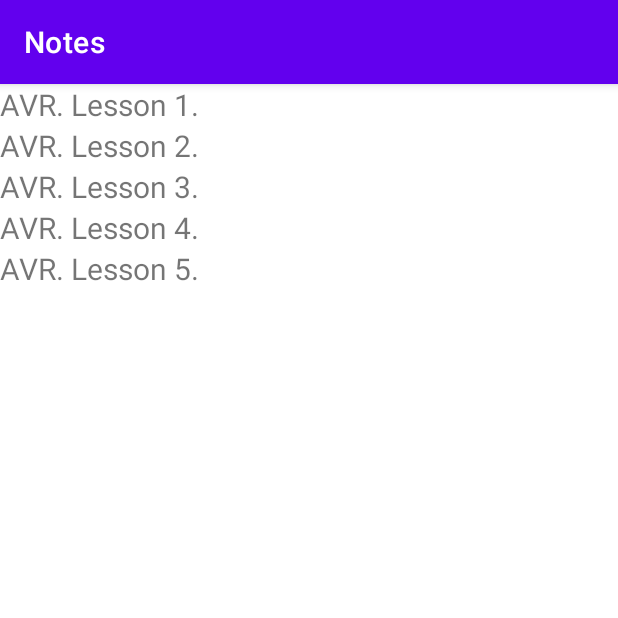
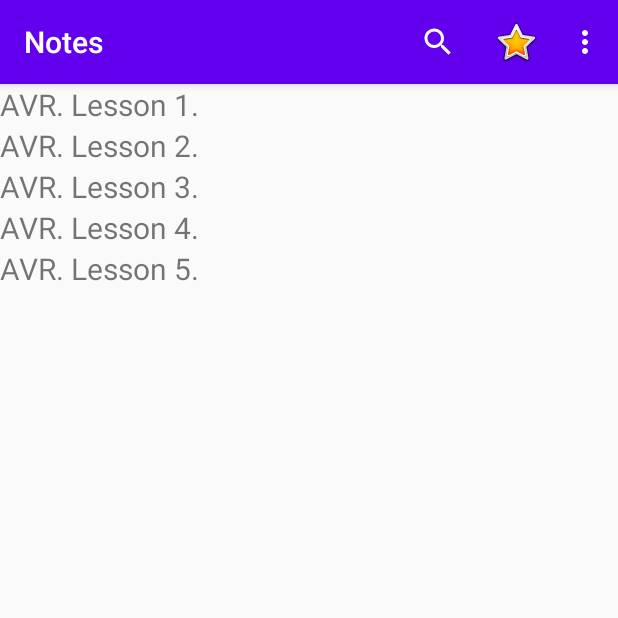
Before and after one commit to profitsw2000/Notes, an Android app: the screen it shows after launch (MainActivity), on a phone screen of 412 x 824 dp, the top half of it. Run offline under Robolectric (Android 15) with nearby library versions, the phone set to English and light mode, and no system bars.

Commit message:
Добавлено стандартное меню, на пункты меню поставлены заглушки в виде всплывающих сообщений.

```diff
--- a/app/build.gradle
+++ b/app/build.gradle
@@ -33,6 +33,8 @@ dependencies {
     implementation 'androidx.appcompat:appcompat:1.3.0'
     implementation 'com.google.android.material:material:1.3.0'
     implementation 'androidx.constraintlayout:constraintlayout:2.0.4'
+    implementation 'androidx.coordinatorlayout:coordinatorlayout:1.1.0'
+    implementation 'com.google.android.material:material:1.2.0'
     implementation 'androidx.legacy:legacy-support-v4:1.0.0'
     testImplementation 'junit:junit:4.+'
     androidTestImplementation 'androidx.test.ext:junit:1.1.2'
--- a/app/src/main/AndroidManifest.xml
+++ b/app/src/main/AndroidManifest.xml
@@ -8,7 +8,7 @@
         android:label="@string/app_name"
         android:roundIcon="@mipmap/ic_launcher_round"
         android:supportsRtl="true"
-        android:theme="@style/Theme.Notes" >
+        android:theme="@style/AppTheme.NoActionBar" >
         <activity android:name="ru.profitsw2000.NotesTextActivity"></activity>
         <activity android:name="ru.profitsw2000.MainActivity" >
             <intent-filter>
--- a/app/src/main/java/ru/profitsw2000/MainActivity.java
+++ b/app/src/main/java/ru/profitsw2000/MainActivity.java
@@ -3,6 +3,12 @@ package ru.profitsw2000;
 import androidx.appcompat.app.AppCompatActivity;
 
 import android.os.Bundle;
+import android.view.Menu;
+import android.view.MenuItem;
+import android.widget.Toast;
+
+import androidx.appcompat.widget.Toolbar;
+import androidx.appcompat.widget.SearchView;
 
 import ru.profitsw2000.notes.R;
 
@@ -12,5 +18,54 @@ public class MainActivity extends AppCompatActivity {
     protected void onCreate(Bundle savedInstanceState) {
         super.onCreate(savedInstanceState);
         setContentView(R.layout.activity_main);
+
+        initToolbar()   ;
     }
+
+    private void initToolbar() {
+        Toolbar toolbar = findViewById(R.id.toolbar)    ;
+        setSupportActionBar(toolbar);
+    }
+
+    @Override
+    public boolean onOptionsItemSelected(MenuItem item) {
+        Toast toast ;
+
+        int id = item.getItemId();
+        switch(id){
+            case R.id.action_settings:
+                toast = Toast.makeText(getApplicationContext(),"Settings", Toast.LENGTH_LONG)   ;
+                toast.show();
+                return true;
+            case R.id.action_favorite:
+                toast = Toast.makeText(getApplicationContext(),"Favorite", Toast.LENGTH_LONG)   ;
+                toast.show();
+                return true;
+        }
+        return super.onOptionsItemSelected(item);
+    }
+
+    @Override
+    public boolean onCreateOptionsMenu(Menu menu) {
+        getMenuInflater().inflate(R.menu.main, menu);
+
+        MenuItem search = menu.findItem(R.id.action_search);
+        SearchView searchText = (SearchView) search.getActionView();
+        searchText.setOnQueryTextListener(new SearchView.OnQueryTextListener() {
+
+            @Override
+            public boolean onQueryTextSubmit(String query) {
+                Toast.makeText(MainActivity.this, query,
+                        Toast.LENGTH_SHORT).show();
+                return true;
+            }
+
+            @Override
+            public boolean onQueryTextChange(String newText) {
+                return true;
+            }
+        });
+        return true;
+    }
+
 }
--- a/app/src/main/res/layout-land/activity_main.xml
+++ b/app/src/main/res/layout-land/activity_main.xml
@@ -1,23 +1,22 @@
 <?xml version="1.0" encoding="utf-8"?>
-<LinearLayout xmlns:android="http://schemas.android.com/apk/res/android"
-    android:orientation="horizontal"
+<androidx.coordinatorlayout.widget.CoordinatorLayout
+    xmlns:android="http://schemas.android.com/apk/res/android"
+    xmlns:app="http://schemas.android.com/apk/res-auto"
+    xmlns:tools="http://schemas.android.com/tools"
     android:layout_width="match_parent"
-    android:layout_height="match_parent">
-
-    <fragment
-        android:id="@+id/fragmentContainerView"
-        android:name="ru.profitsw2000.NotesTitleFragment"
-        android:layout_weight="1"
-        android:layout_width="0px"
-        android:layout_height="wrap_content" />
-
-    <FrameLayout
-        android:id="@+id/text_fragment"
-        android:layout_width="0px"
-        android:layout_height="match_parent"
-        android:layout_weight="1"
-        android:background="?android:attr/detailsElementBackground">
-    </FrameLayout>
-
-
-</LinearLayout>
+    android:layout_height="match_parent"
+    tools:context="ru.profitsw2000.MainActivity">
+    <com.google.android.material.appbar.AppBarLayout
+        android:layout_width="match_parent"
+        android:layout_height="wrap_content"
+        android:theme="@style/AppTheme.AppBarOverlay">
+        <androidx.appcompat.widget.Toolbar
+            android:id="@+id/toolbar"
+            android:layout_width="match_parent"
+            android:layout_height="?attr/actionBarSize"
+            android:background="?attr/colorPrimary"
+            app:popupTheme="@style/AppTheme.PopupOverlay">
+        </androidx.appcompat.widget.Toolbar>
+    </com.google.android.material.appbar.AppBarLayout>
+    <include layout="@layout/content_main_land" />
+</androidx.coordinatorlayout.widget.CoordinatorLayout>
--- /dev/null
+++ b/app/src/main/res/layout-land/content_main_land.xml
@@ -0,0 +1,23 @@
+<?xml version="1.0" encoding="utf-8"?>
+<LinearLayout xmlns:android="http://schemas.android.com/apk/res/android"
+    android:orientation="horizontal"
+    android:layout_width="match_parent"
+    android:layout_height="match_parent">
+
+    <fragment
+        android:id="@+id/fragmentContainerView"
+        android:name="ru.profitsw2000.NotesTitleFragment"
+        android:layout_weight="1"
+        android:layout_width="0px"
+        android:layout_height="wrap_content" />
+
+    <FrameLayout
+        android:id="@+id/text_fragment"
+        android:layout_width="0px"
+        android:layout_height="match_parent"
+        android:layout_weight="1"
+        android:background="?android:attr/detailsElementBackground">
+    </FrameLayout>
+
+
+</LinearLayout>
--- a/app/src/main/res/layout/activity_main.xml
+++ b/app/src/main/res/layout/activity_main.xml
@@ -1,14 +1,22 @@
 <?xml version="1.0" encoding="utf-8"?>
-<FrameLayout xmlns:android="http://schemas.android.com/apk/res/android"
+<androidx.coordinatorlayout.widget.CoordinatorLayout
+    xmlns:android="http://schemas.android.com/apk/res/android"
     xmlns:app="http://schemas.android.com/apk/res-auto"
     xmlns:tools="http://schemas.android.com/tools"
     android:layout_width="match_parent"
     android:layout_height="match_parent"
     tools:context="ru.profitsw2000.MainActivity">
-
-    <fragment
-        android:id="@+id/notes_title"
-        android:name="ru.profitsw2000.NotesTitleFragment"
+    <com.google.android.material.appbar.AppBarLayout
         android:layout_width="match_parent"
-        android:layout_height="match_parent"/>
-</FrameLayout>
+        android:layout_height="wrap_content"
+        android:theme="@style/AppTheme.AppBarOverlay">
+        <androidx.appcompat.widget.Toolbar
+            android:id="@+id/toolbar"
+            android:layout_width="match_parent"
+            android:layout_height="?attr/actionBarSize"
+            android:background="?attr/colorPrimary"
+            app:popupTheme="@style/AppTheme.PopupOverlay">
+        </androidx.appcompat.widget.Toolbar>
+    </com.google.android.material.appbar.AppBarLayout>
+    <include layout="@layout/content_main" />
+</androidx.coordinatorlayout.widget.CoordinatorLayout>
--- /dev/null
+++ b/app/src/main/res/layout/content_main.xml
@@ -0,0 +1,18 @@
+<?xml version="1.0" encoding="utf-8"?>
+<LinearLayout xmlns:android="http://schemas.android.com/apk/res/android"
+    xmlns:app="http://schemas.android.com/apk/res-auto"
+    xmlns:tools="http://schemas.android.com/tools"
+    android:orientation="vertical"
+    android:layout_width="match_parent"
+    android:layout_height="match_parent"
+    app:layout_behavior="@string/appbar_scrolling_view_behavior"
+    tools:context="ru.profitsw2000.MainActivity"
+    tools:showIn="@layout/activity_main">
+
+    <fragment
+        android:id="@+id/notes_title"
+        android:name="ru.profitsw2000.NotesTitleFragment"
+        android:layout_width="match_parent"
+        android:layout_height="match_parent"/>
+
+</LinearLayout>
--- /dev/null
+++ b/app/src/main/res/menu/main.xml
@@ -0,0 +1,26 @@
+<?xml version="1.0" encoding="utf-8"?>
+<menu xmlns:android="http://schemas.android.com/apk/res/android"
+    xmlns:app="http://schemas.android.com/apk/res-auto">
+
+    <item
+        android:id="@+id/action_settings"
+        android:orderInCategory="100"
+        android:title="@string/settings"
+        app:showAsAction="never" />
+
+    <item
+        android:id="@+id/action_favorite"
+        android:icon="@android:drawable/btn_star_big_on"
+        android:orderInCategory="20"
+        android:title="@string/favorite"
+        app:showAsAction="ifRoom" />
+
+    <item
+        android:id="@+id/action_search"
+        android:icon="@android:drawable/ic_menu_search"
+        android:orderInCategory="5"
+        android:title="@string/search"
+        app:actionViewClass="androidx.appcompat.widget.SearchView"
+        app:showAsAction="always" />
+
+</menu>
--- a/app/src/main/res/values/strings.xml
+++ b/app/src/main/res/values/strings.xml
@@ -2,4 +2,7 @@
     <string name="app_name">Notes</string>
     <!-- TODO: Remove or change this placeholder text -->
     <string name="hello_blank_fragment">Hello blank fragment</string>
+    <string name="settings">Settings</string>
+    <string name="favorite">Favorite</string>
+    <string name="search">Search</string>
 </resources>
--- a/app/src/main/res/values/themes.xml
+++ b/app/src/main/res/values/themes.xml
@@ -1,16 +1,16 @@
 <resources xmlns:tools="http://schemas.android.com/tools">
     <!-- Base application theme. -->
-    <style name="Theme.Notes" parent="Theme.MaterialComponents.DayNight.DarkActionBar">
-        <!-- Primary brand color. -->
+    <style name="AppTheme" parent="Theme.AppCompat.Light.DarkActionBar">
+        <!-- Customize your theme here. -->
         <item name="colorPrimary">@color/purple_500</item>
-        <item name="colorPrimaryVariant">@color/purple_700</item>
-        <item name="colorOnPrimary">@color/white</item>
-        <!-- Secondary brand color. -->
-        <item name="colorSecondary">@color/teal_200</item>
-        <item name="colorSecondaryVariant">@color/teal_700</item>
-        <item name="colorOnSecondary">@color/black</item>
-        <!-- Status bar color. -->
-        <item name="android:statusBarColor" tools:targetApi="l">?attr/colorPrimaryVariant</item>
-        <!-- Customize your theme here. -->
+        <item name="colorPrimaryDark">@color/purple_700</item>
+        <item name="colorAccent">@color/white</item>
     </style>
+    <style name="AppTheme.NoActionBar">
+        <item name="windowActionBar">false</item>
+        <item name="windowNoTitle">true</item>
+    </style>
+    <style name="AppTheme.AppBarOverlay"
+        parent="ThemeOverlay.AppCompat.Dark.ActionBar" />
+    <style name="AppTheme.PopupOverlay" parent="ThemeOverlay.AppCompat.Light" />
 </resources>
```
